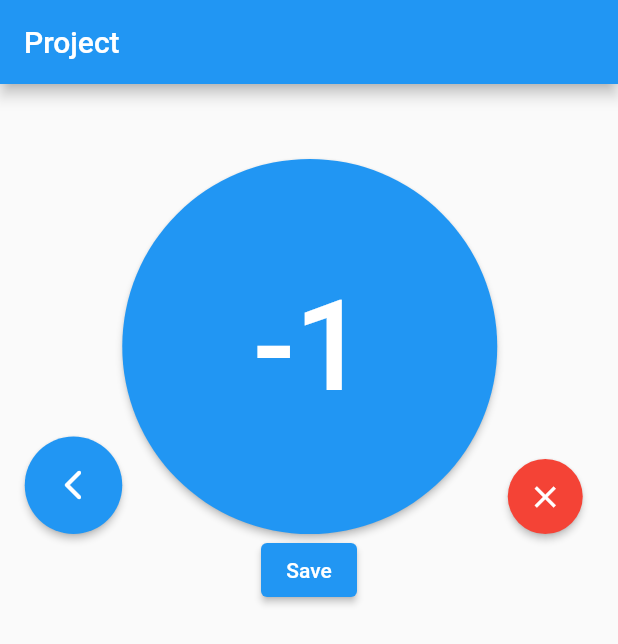
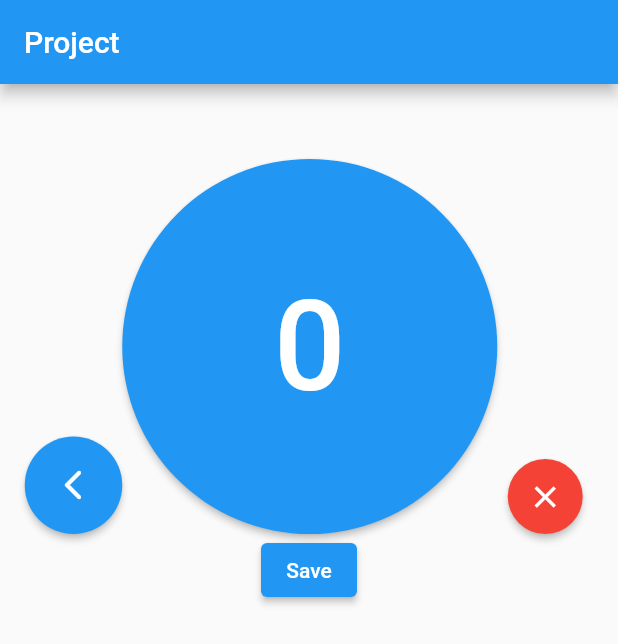
Before and after one commit to AlmondBranchh/CrochetCounter, a Flutter app: the screen it shows after launch, after a tap on the "arrow back ios" icon, on a phone screen of 412 x 824 dp. Shown: the top 644 px of the screen. Run offline on Flutter 3.47's test engine with Material 2 defaults, Android fonts, the phone set to English and light mode, and no system bars.

Commit message:
Added hold and change main counter number

```diff
--- a/lib/data.dart
+++ b/lib/data.dart
@@ -1,5 +1,3 @@
-import 'package:flutter/material.dart';
-
 int counter = 0;
 List<String> savesList = <String>[" "," "," "," "," "];
 int savesListIndex = 0;
@@ -9,11 +7,15 @@ void AddToCounter(){
 }
 
 void SubFromCounter(){
-  counter--;
+  if(counter > 0) counter--;
 }
 
 void  ClearCounter(){
   counter = 0;
+}
+
+void SetCounter(String counterChange){
+  counter = int.parse(counterChange);
 }
 
 String GetCounterValueString(){
--- a/lib/screens/home_screen.dart
+++ b/lib/screens/home_screen.dart
@@ -17,6 +17,8 @@ class _HomeScreenState extends State<HomeScreen> {
         title: Text("Project"),
       ),
       body: Column(
+        mainAxisAlignment: MainAxisAlignment.start,
+        mainAxisSize: MainAxisSize.max,
       children: const [
         CounterSection(),
         SavesList(),
--- a/lib/widgets/saves_list.dart
+++ b/lib/widgets/saves_list.dart
@@ -1,6 +1,5 @@
 import 'package:crochet_counter/data.dart';
 import 'package:flutter/material.dart';
-import 'package:crochet_counter/styles/text.dart';
 
 class SavesList extends StatefulWidget {
   const SavesList({Key? key}) : super(key: key);
@@ -41,7 +40,10 @@ Widget SavesListRow(int index){
     );
   } else {
   return Container(
+    color: Color.fromRGBO(0, 50, 150, 25+index*25),
     child: Row(
+      mainAxisAlignment: MainAxisAlignment.spaceAround,
+      mainAxisSize: MainAxisSize.max,
       children: [
         Text(
             "Row""${SavesListIndex() - index}"": ",
@@ -52,7 +54,7 @@ Widget SavesListRow(int index){
         Text(
             SavesListValueString(SavesListIndex()-index-1),
           style: TextStyle(
-            fontSize: 28,
+            fontSize: 48,
           ),
         ),
       ],
@@ -69,17 +71,19 @@ Widget FirstSaveListRow(int index){
   } else {
     return Container(
       child: Row(
+          mainAxisAlignment: MainAxisAlignment.start,
+          mainAxisSize: MainAxisSize.max,
         children: [
           Text(
               "Row""${SavesListIndex() - index}"": ",
               style: TextStyle(
-                fontSize: 56,
+                fontSize: 64,
               ),
           ),
           Text(
               SavesListValueString(SavesListIndex()-index-1),
               style: TextStyle(
-                fontSize: 48,
+                fontSize: 56,
               ),
 
           ),
```
Also changed, not shown: lib/styles/text.dart (deleted, +0 -13 lines), lib/widgets/counter.dart (+10 -0 lines), lib/widgets/manual_counter_change.dart (added, +38 -0 lines).
